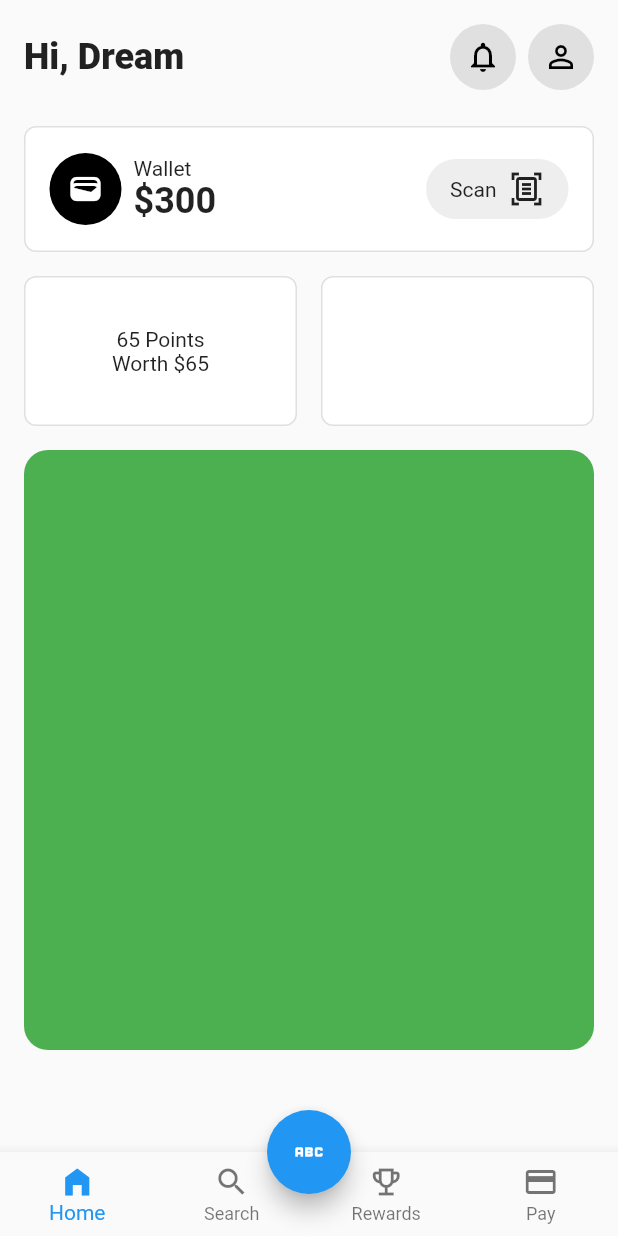
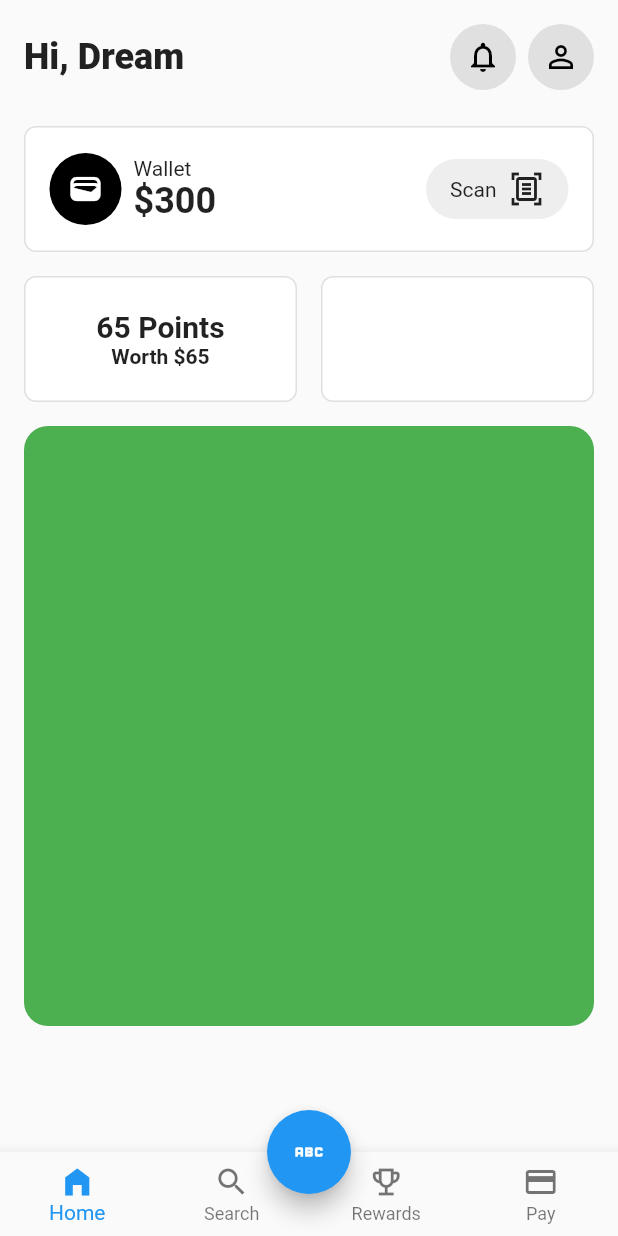
Before and after one commit to JAICHANGPARK/flutter_notebook_chapter_31, a Flutter app: the TeaDrinkMainPage screen opened directly, on a phone screen of 412 x 824 dp. Run offline on Flutter 3.47's test engine with Material 2 defaults, Android fonts, the phone set to English and light mode, and no system bars.

Commit message:
Update tea_drink_main_page.dart

```diff
--- a/lib/ep1551_tea_drink_app/view/tea_drink_main_page.dart
+++ b/lib/ep1551_tea_drink_app/view/tea_drink_main_page.dart
@@ -115,7 +115,7 @@ class _TeaDrinkMainPageState extends State<TeaDrinkMainPage> {
                           ),
                           Container(
                             margin: const EdgeInsets.symmetric(vertical: 16),
-                            height: 100,
+                            height: 84,
                             child: Row(
                               children: [
                                 Expanded(
@@ -131,8 +131,19 @@ class _TeaDrinkMainPageState extends State<TeaDrinkMainPage> {
                                       child: Column(
                                         mainAxisAlignment: MainAxisAlignment.center,
                                         children: [
-                                          Text("65 Points"),
-                                          Text("Worth \$65"),
+                                          Text(
+                                            "65 Points",
+                                            style: TextStyle(
+                                              fontSize: 20,
+                                              fontWeight: FontWeight.bold,
+                                            ),
+                                          ),
+                                          Text(
+                                            "Worth \$65",
+                                            style: TextStyle(
+                                              fontWeight: FontWeight.bold,
+                                            ),
+                                          ),
                                         ],
                                       ),
                                     ),
@@ -157,7 +168,10 @@ class _TeaDrinkMainPageState extends State<TeaDrinkMainPage> {
                           ),
                           Container(
                             height: 400,
-                            decoration: BoxDecoration(color: Colors.green, borderRadius: BorderRadius.circular(16)),
+                            decoration: BoxDecoration(
+                              color: Colors.green,
+                              borderRadius: BorderRadius.circular(16),
+                            ),
                           )
                         ],
                       ),
```
